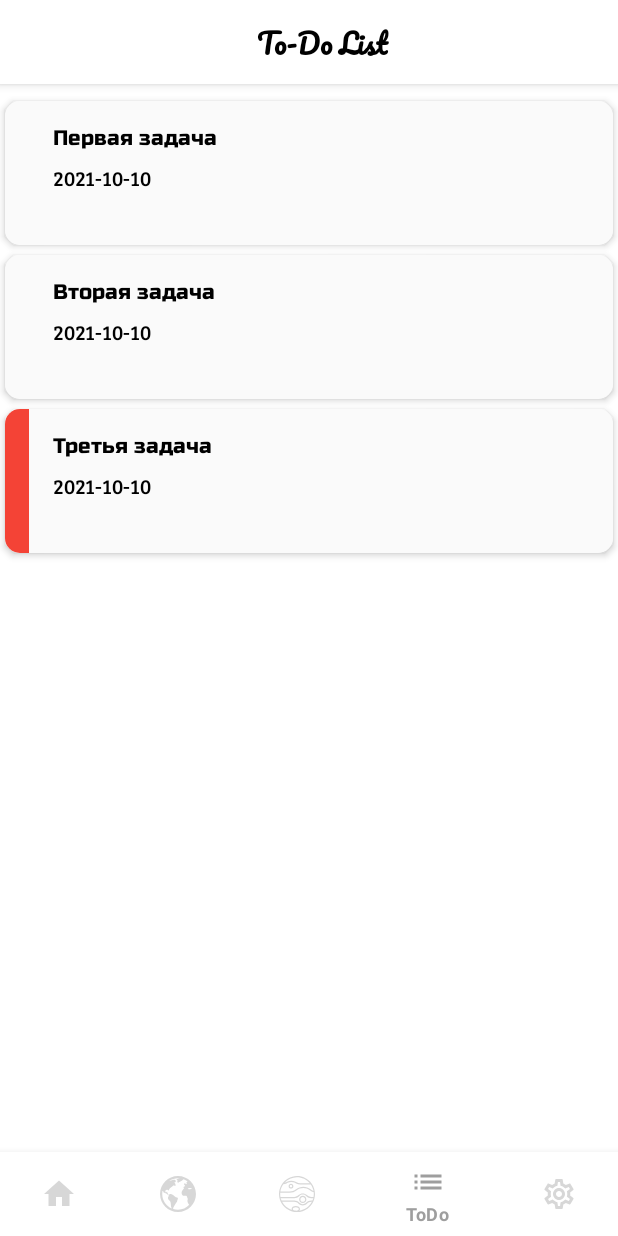
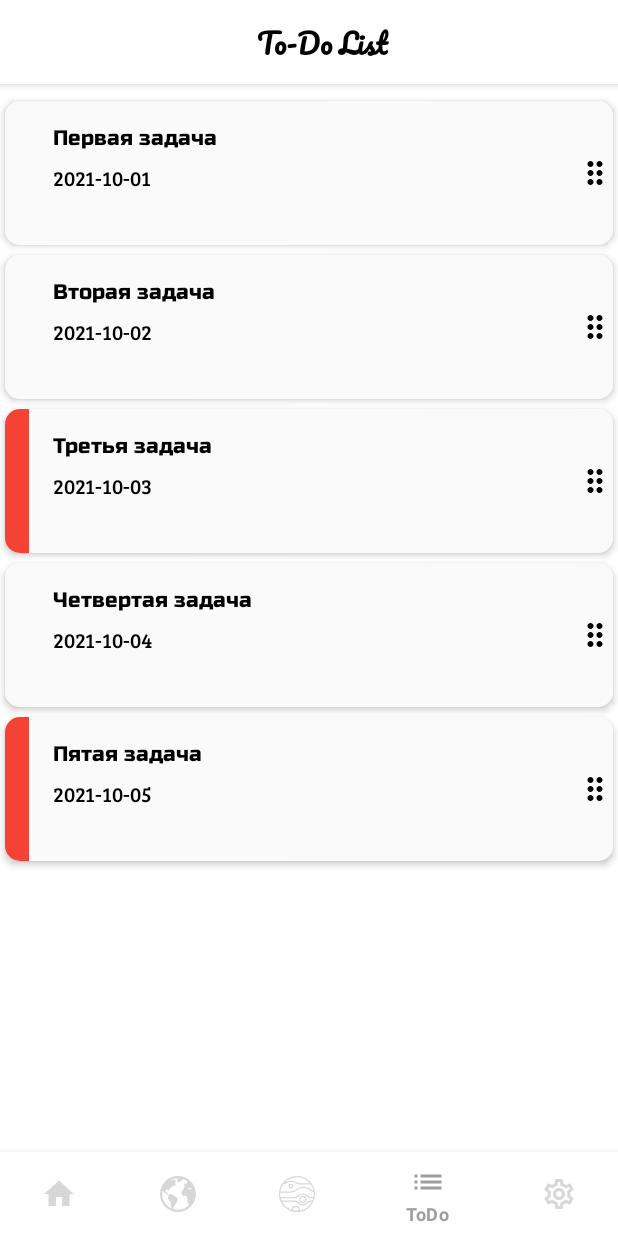
Before and after one commit to Rinat-M/AndroidMaterial, an Android app: the screen it shows after launch (MainActivity), item 4 of the bottom bar chosen, on a phone screen of 412 x 824 dp. Run offline under Robolectric (Android 15) with nearby library versions, the phone set to English and light mode, and no system bars; our stand-ins replace navigation-ui; pictures from the network do not load.

Commit message:
Implemented TodoListItemTouchHelperCallback to make possible remove todo with swipe and drag todos

```diff
--- a/NasaApp/app/build.gradle
+++ b/NasaApp/app/build.gradle
@@ -11,8 +11,8 @@ android {
         applicationId "com.rino.nasaapp"
         minSdk 23
         targetSdk 30
-        versionCode 34
-        versionName "1.5.4"
+        versionCode 35
+        versionName "1.5.5"
 
         testInstrumentationRunner "androidx.test.runner.AndroidJUnitRunner"
     }
--- a/NasaApp/app/src/main/java/com/rino/nasaapp/datasources/TodoSource.kt
+++ b/NasaApp/app/src/main/java/com/rino/nasaapp/datasources/TodoSource.kt
@@ -8,11 +8,11 @@ interface TodoSource {
 
     fun addTodo(todo: Todo): Int
 
-    fun removeTodo(id: Int): Boolean
-
-    fun removeTodo(todo: Todo): Boolean
+    fun removeTodo(position: Int): Todo
 
     fun saveTodo(todo: Todo)
+
+    fun moveTodo(fromPosition: Int, toPosition: Int)
 
     fun getSize(): Int
 
--- a/NasaApp/app/src/main/java/com/rino/nasaapp/datasources/TodoSourceImpl.kt
+++ b/NasaApp/app/src/main/java/com/rino/nasaapp/datasources/TodoSourceImpl.kt
@@ -8,9 +8,11 @@ import kotlin.collections.ArrayList
 class TodoSourceImpl : TodoSource {
 
     private val todoList: ArrayList<Todo> = arrayListOf(
-        Todo(1, "Первая задача", "Первая задача в списке", Date(), Priority.NORMAL),
-        Todo(2, "Вторая задача", "Вторая задача в списке", Date(), Priority.NORMAL),
-        Todo(3, "Третья задача", "Третья задача в списке", Date(), Priority.HIGH)
+        Todo(1, "Первая задача", "Первая задача в списке", Date(1633082400000), Priority.NORMAL),
+        Todo(2, "Вторая задача", "Вторая задача в списке", Date(1633168800000), Priority.NORMAL),
+        Todo(3, "Третья задача", "Третья задача в списке", Date(1633255200000), Priority.HIGH),
+        Todo(4, "Четвертая задача", "Третья задача в списке", Date(1633341600000), Priority.NORMAL),
+        Todo(5, "Пятая задача", "Третья задача в списке", Date(1633428000000), Priority.HIGH)
     )
 
     override fun getTodos(): List<Todo> = todoList.toList()
@@ -20,15 +22,17 @@ class TodoSourceImpl : TodoSource {
         return getSize() - 1
     }
 
-    override fun removeTodo(id: Int): Boolean =
-        todoList.firstOrNull { it.id == id }?.let { todo ->
-            todoList.remove(todo)
-        } ?: false
-
-    override fun removeTodo(todo: Todo): Boolean = todoList.remove(todo)
+    override fun removeTodo(position: Int) = todoList.removeAt(position)
 
     override fun saveTodo(todo: Todo) {
         todoList.firstOrNull { it.id == todo.id }
+    }
+
+    override fun moveTodo(fromPosition: Int, toPosition: Int) {
+        todoList.removeAt(fromPosition).apply {
+            val newPositionIndex = if (toPosition > fromPosition) toPosition - 1 else toPosition
+            todoList.add(newPositionIndex, this)
+        }
     }
 
     override fun getSize(): Int = todoList.size
--- a/NasaApp/app/src/main/java/com/rino/nasaapp/repositories/TodoRepository.kt
+++ b/NasaApp/app/src/main/java/com/rino/nasaapp/repositories/TodoRepository.kt
@@ -6,4 +6,8 @@ interface TodoRepository {
 
     fun getTodos(): Result<List<Todo>>
 
+    fun removeTodo(position: Int): Todo
+
+    fun moveTodo(fromPosition: Int, toPosition: Int)
+
 }
--- a/NasaApp/app/src/main/java/com/rino/nasaapp/repositories/TodoRepositoryImpl.kt
+++ b/NasaApp/app/src/main/java/com/rino/nasaapp/repositories/TodoRepositoryImpl.kt
@@ -9,4 +9,9 @@ class TodoRepositoryImpl(
 
     override fun getTodos(): Result<List<Todo>> = Result.success(todoSource.getTodos())
 
+    override fun removeTodo(position: Int): Todo = todoSource.removeTodo(position)
+
+    override fun moveTodo(fromPosition: Int, toPosition: Int) =
+        todoSource.moveTodo(fromPosition, toPosition)
+
 }
--- a/NasaApp/app/src/main/java/com/rino/nasaapp/ui/todo/TodoListFragment.kt
+++ b/NasaApp/app/src/main/java/com/rino/nasaapp/ui/todo/TodoListFragment.kt
@@ -6,6 +6,7 @@ import android.view.View
 import android.view.ViewGroup
 import androidx.core.view.isVisible
 import androidx.fragment.app.Fragment
+import androidx.recyclerview.widget.ItemTouchHelper
 import com.rino.nasaapp.databinding.ProgressBarAndErrorMsgBinding
 import com.rino.nasaapp.databinding.TodoListFragmentBinding
 import com.rino.nasaapp.entities.ScreenState
@@ -25,7 +26,30 @@ class TodoListFragment : Fragment() {
 
     private val todoListViewModel: TodoListViewModel by viewModel()
 
-    private val todosAdapter = TodosAdapter()
+    private lateinit var itemTouchHelper: ItemTouchHelper
+
+    private val itemChangeListener: TodosAdapter.OnItemChangeListener by lazy {
+        object : TodosAdapter.OnItemChangeListener {
+            override fun onItemRemove(position: Int) {
+                todoListViewModel.removeTodo(position)
+            }
+
+            override fun onItemMove(fromPosition: Int, toPosition: Int) {
+                todoListViewModel.moveTodo(fromPosition, toPosition)
+            }
+
+        }
+    }
+
+    private val startDragListener: TodosAdapter.OnStartDragListener by lazy {
+        object : TodosAdapter.OnStartDragListener {
+            override fun onStartDrag(viewHolder: TodosAdapter.TodoViewHolder) {
+                itemTouchHelper.startDrag(viewHolder)
+            }
+        }
+    }
+
+    private val todosAdapter = TodosAdapter(itemChangeListener, startDragListener)
 
     override fun onCreate(savedInstanceState: Bundle?) {
         super.onCreate(savedInstanceState)
@@ -46,6 +70,9 @@ class TodoListFragment : Fragment() {
         super.onViewCreated(view, savedInstanceState)
 
         binding.todosRecyclerView.adapter = todosAdapter
+
+        itemTouchHelper = ItemTouchHelper(TodoListItemTouchHelperCallback(todosAdapter))
+        itemTouchHelper.attachToRecyclerView(binding.todosRecyclerView)
 
         todoListViewModel.state.observe(viewLifecycleOwner) { state ->
             state?.let { processData(state) }
--- a/NasaApp/app/src/main/java/com/rino/nasaapp/ui/todo/TodosAdapter.kt
+++ b/NasaApp/app/src/main/java/com/rino/nasaapp/ui/todo/TodosAdapter.kt
@@ -1,7 +1,10 @@
 package com.rino.nasaapp.ui.todo
 
+import android.annotation.SuppressLint
+import android.graphics.Color
 import android.util.TypedValue
 import android.view.LayoutInflater
+import android.view.MotionEvent
 import android.view.View
 import android.view.ViewGroup
 import androidx.core.content.ContextCompat
@@ -15,7 +18,11 @@ import com.rino.nasaapp.entities.Todo
 import com.rino.nasaapp.utils.toFormatString
 import com.rino.nasaapp.wrappers.ApplyThemeObserver
 
-class TodosAdapter : ListAdapter<Todo, TodosAdapter.TodoViewHolder>(TodoDiffCallback()) {
+class TodosAdapter(
+    private val itemChangeListener: OnItemChangeListener,
+    private val dragListener: OnStartDragListener
+) : ListAdapter<Todo, TodosAdapter.TodoViewHolder>(TodoDiffCallback()),
+    ItemTouchHelperAdapter {
 
     override fun onCreateViewHolder(parent: ViewGroup, viewType: Int): TodoViewHolder {
         val inflater = LayoutInflater.from(parent.context)
@@ -29,14 +36,22 @@ class TodosAdapter : ListAdapter<Todo, TodosAdapter.TodoViewHolder>(TodoDiffCall
 
     inner class TodoViewHolder(
         private val binding: TodoListItemBinding
-    ) : RecyclerView.ViewHolder(binding.root) {
+    ) : RecyclerView.ViewHolder(binding.root), ItemTouchHelperViewHolder {
 
+        @SuppressLint("ClickableViewAccessibility")
         fun bind(todo: Todo) {
             with(binding) {
                 title.text = todo.title
                 createdAt.text = todo.createdAt.toFormatString("yyyy-MM-dd")
 
                 setPriorityColor(priority, todo)
+
+                binding.dragIndicator.setOnTouchListener { _, motionEvent ->
+                    if (motionEvent.actionMasked == MotionEvent.ACTION_DOWN) {
+                        dragListener.onStartDrag(this@TodoViewHolder)
+                    }
+                    false
+                }
             }
 
         }
@@ -56,11 +71,49 @@ class TodosAdapter : ListAdapter<Todo, TodosAdapter.TodoViewHolder>(TodoDiffCall
             view.setBackgroundColor(bgColor)
         }
 
+        override fun onItemSelected() {
+            binding.root.setBackgroundColor(Color.LTGRAY)
+        }
+
+        override fun onItemClear() {
+            binding.root.setBackgroundColor(0)
+        }
+
+    }
+
+    override fun onItemMove(fromPosition: Int, toPosition: Int) {
+        itemChangeListener.onItemMove(fromPosition, toPosition)
+    }
+
+    override fun onItemDismiss(position: Int) {
+        itemChangeListener.onItemRemove(position)
+    }
+
+    interface OnItemChangeListener {
+        fun onItemRemove(position: Int)
+
+        fun onItemMove(fromPosition: Int, toPosition: Int)
+    }
+
+    interface OnStartDragListener {
+        fun onStartDrag(viewHolder: TodoViewHolder)
     }
 }
 
-class TodoDiffCallback : DiffUtil.ItemCallback<Todo>() {
+private class TodoDiffCallback : DiffUtil.ItemCallback<Todo>() {
     override fun areItemsTheSame(oldItem: Todo, newItem: Todo): Boolean = oldItem.id == newItem.id
 
     override fun areContentsTheSame(oldItem: Todo, newItem: Todo): Boolean = oldItem == newItem
 }
+
+private interface ItemTouchHelperAdapter {
+    fun onItemMove(fromPosition: Int, toPosition: Int)
+
+    fun onItemDismiss(position: Int)
+}
+
+interface ItemTouchHelperViewHolder {
+    fun onItemSelected()
+
+    fun onItemClear()
+}
--- /dev/null
+++ b/NasaApp/app/src/main/res/drawable/ic_drag_indicator.xml
@@ -0,0 +1,10 @@
+<vector xmlns:android="http://schemas.android.com/apk/res/android"
+    android:width="24dp"
+    android:height="24dp"
+    android:tint="?attr/colorControlNormal"
+    android:viewportWidth="24"
+    android:viewportHeight="24">
+    <path
+        android:fillColor="#000000"
+        android:pathData="M11,18c0,1.1 -0.9,2 -2,2s-2,-0.9 -2,-2 0.9,-2 2,-2 2,0.9 2,2zM9,10c-1.1,0 -2,0.9 -2,2s0.9,2 2,2 2,-0.9 2,-2 -0.9,-2 -2,-2zM9,4c-1.1,0 -2,0.9 -2,2s0.9,2 2,2 2,-0.9 2,-2 -0.9,-2 -2,-2zM15,8c1.1,0 2,-0.9 2,-2s-0.9,-2 -2,-2 -2,0.9 -2,2 0.9,2 2,2zM15,10c-1.1,0 -2,0.9 -2,2s0.9,2 2,2 2,-0.9 2,-2 -0.9,-2 -2,-2zM15,16c-1.1,0 -2,0.9 -2,2s0.9,2 2,2 2,-0.9 2,-2 -0.9,-2 -2,-2z" />
+</vector>
--- a/NasaApp/app/src/main/res/layout/todo_list_item.xml
+++ b/NasaApp/app/src/main/res/layout/todo_list_item.xml
@@ -32,8 +32,8 @@
             android:layout_margin="@dimen/margin_padding_16dp"
             android:ellipsize="end"
             android:maxLines="2"
-            app:layout_constraintLeft_toRightOf="@id/priority"
-            app:layout_constraintRight_toRightOf="parent"
+            app:layout_constraintEnd_toStartOf="@id/drag_indicator"
+            app:layout_constraintStart_toEndOf="@id/priority"
             app:layout_constraintTop_toTopOf="parent"
             tools:text="Todo title" />
 
@@ -45,10 +45,19 @@
             android:layout_marginTop="@dimen/margin_padding_8dp"
             android:layout_marginEnd="@dimen/margin_padding_16dp"
             android:fontFamily="@font/bree_serif"
-            app:layout_constraintLeft_toRightOf="@id/priority"
-            app:layout_constraintRight_toRightOf="parent"
+            app:layout_constraintEnd_toStartOf="@id/drag_indicator"
+            app:layout_constraintStart_toEndOf="@id/priority"
             app:layout_constraintTop_toBottomOf="@id/title"
             tools:text="09.10.2021 10:00" />
+
+        <androidx.appcompat.widget.AppCompatImageView
+            android:id="@+id/drag_indicator"
+            android:layout_width="wrap_content"
+            android:layout_height="match_parent"
+            app:layout_constraintBottom_toBottomOf="parent"
+            app:layout_constraintEnd_toEndOf="parent"
+            app:layout_constraintTop_toTopOf="parent"
+            app:srcCompat="@drawable/ic_drag_indicator" />
 
     </androidx.constraintlayout.widget.ConstraintLayout>
 
```
Also changed, not shown: NasaApp/app/src/main/java/com/rino/nasaapp/ui/todo/TodoListItemTouchHelperCallback.kt (added, +49 -0 lines), NasaApp/app/src/main/java/com/rino/nasaapp/ui/todo/TodoListViewModel.kt (+10 -2 lines).
